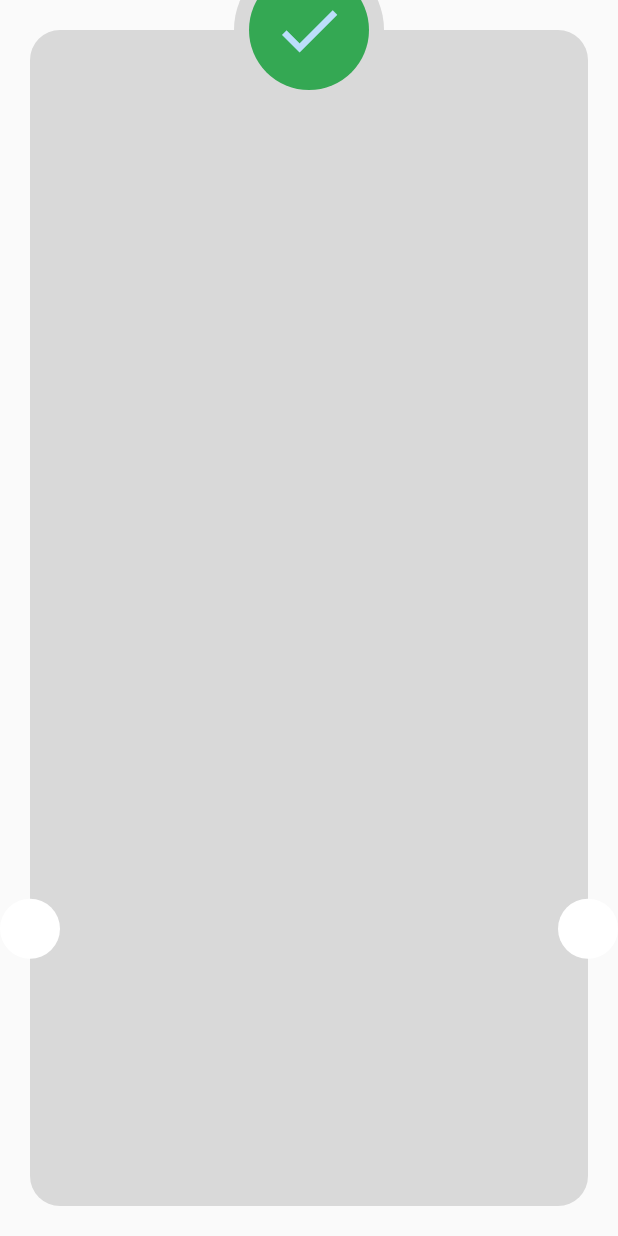
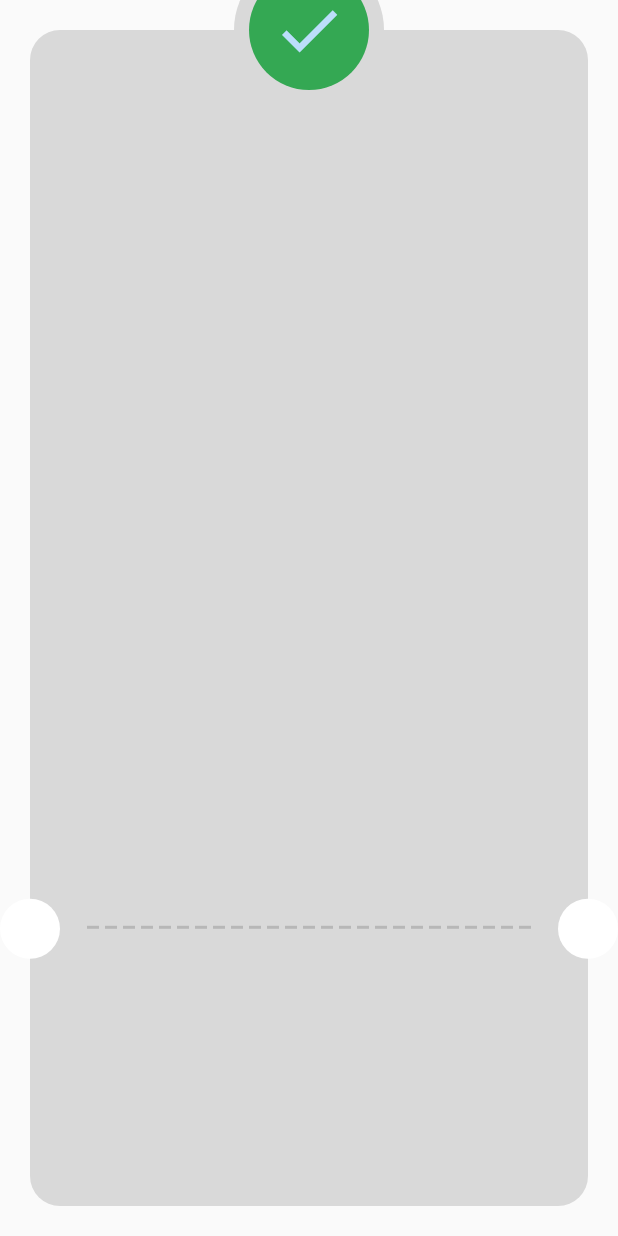
Before and after one commit to AhmedAlbay/payment_app, a Flutter app: the ThankYouView screen opened directly, on a phone screen of 412 x 824 dp. Run offline on Flutter 3.47's test engine with Material 2 defaults, Android fonts, the phone set to English and light mode, and no system bars; our stand-ins replace flutter_credit_card, flutter_svg.

Commit message:
make a dashed line

```diff
--- a/lib/features/checkout/presentation/views/widgets/thank_you_view_body.dart
+++ b/lib/features/checkout/presentation/views/widgets/thank_you_view_body.dart
@@ -14,6 +14,24 @@ class ThankYouViewBody extends StatelessWidget {
             shape: RoundedRectangleBorder(
               borderRadius: BorderRadius.circular(20),
             ),
+          ),
+        ),
+        Positioned(
+          bottom: MediaQuery.sizeOf(context).height * .2 + 20,
+          right: 16 + 20,
+          left: 16 + 20,
+          child: Row(
+            children: List.generate(
+                25,
+                (index) => Expanded(
+                      child: Padding(
+                        padding: const EdgeInsets.symmetric(horizontal: 2.0),
+                        child: Container(
+                          color: const Color(0xFFB7B7B7),
+                          height: 2,
+                        ),
+                      ),
+                    )),
           ),
         ),
         Positioned(
```
